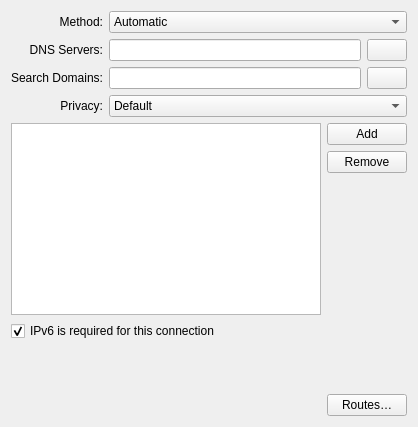
Before: the Qt Designer form libs/editor/settings/ui/ipv6.ui in KDE/plasma-nm, drawn with Qt 5.
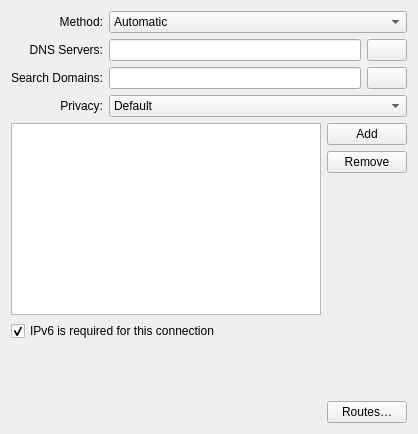
After: the same form once the commit is applied. Icons and pictures are not drawn. Custom widgets are drawn as their Qt base class.

Commit message: IPv6 setting: add option to disable IPv6

Diff of the .ui file:
```diff
--- a/libs/editor/settings/ui/ipv6.ui
+++ b/libs/editor/settings/ui/ipv6.ui
@@ -7,7 +7,7 @@
     <x>0</x>
     <y>0</y>
     <width>418</width>
-    <height>427</height>
+    <height>434</height>
    </rect>
   </property>
   <property name="sizePolicy">
```
Left out of the diff: 5 changed lines with no effect on the pictures. The commit also changes 2 other files.
